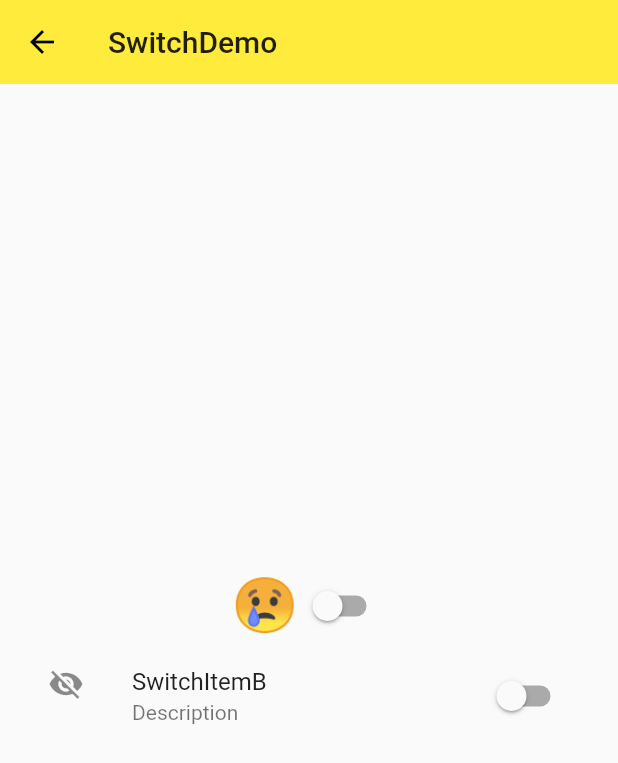
After one commit to CoolestLee707/myFlutter, a Flutter app: the screen it shows after launch, after a tap on "SwitchDemo--开关", on a phone screen of 412 x 824 dp. The commit adds this screen. Shown: the top 763 px of the screen. Run offline on Flutter 3.47's test engine with Material 2 defaults, Android fonts, the phone set to English and light mode, and no system bars.

Commit message:
some StatefulWidgets

```diff
--- a/lib/demo/form_demo.dart
+++ b/lib/demo/form_demo.dart
@@ -4,7 +4,10 @@ class FormDemo extends StatelessWidget {
   @override
   Widget build(BuildContext context) {
     return Scaffold(
-
+      appBar: AppBar(
+        title: Text('FormDemo'),
+        elevation: 0.0,
+      ),
       // body: ThemeDemo(),
       body: Theme(
         data: Theme.of(context).copyWith(
--- a/lib/demo/material_components.dart
+++ b/lib/demo/material_components.dart
@@ -2,6 +2,11 @@ import 'package:flutter/material.dart';
 import './button_demo.dart';
 import './floating_action_button_demo.dart';
 import './popup_menu_button_demo.dart';
+import './form_demo.dart';
+import './checkbox_demo.dart';
+import './radio_demo.dart';
+import './switch_demo.dart';
+import './slider_demo.dart';
 
 class MaterialComponents extends StatelessWidget {
   @override
@@ -14,29 +19,46 @@ class MaterialComponents extends StatelessWidget {
       body: ListView(
         children: <Widget>[
           ListItem(
-            title: 'ButtonDemo',
+            title: 'ButtonDemo---按钮集合',
             page: ButtonDemo(),
           ),
           ListItem(
-            title: 'FloatingActionButton',
+            title: 'FloatingActionButton---悬浮按钮',
             page: FloatingActionButtonDemo(),
           ),
-
           ListItem(
-            title: 'PopupMenuButton',
+            title: 'PopupMenuButton--点击弹出按钮列表',
             page: PopupMenuButtonDemo(),
           ),
+          ListItem(
+            title: 'FormDemo----表单',
+            page: FormDemo(),
+          ),
+
+          // 创建用户输入相关的小部件的演示页面---复选框
+          ListItem(
+            title: 'CheckboxDemo-复选框/带标签与图标的复选框',
+            page: CheckboxDemo(),
+          ),
+          // 单选按钮
+         ListItem(
+            title: 'RadioDemo--单选按钮',
+            page: RadioDemo(),
+          ),
+
+         ListItem(
+            title: 'SwitchDemo--开关',
+            page: SwitchDemo(),
+          ),
+
+         ListItem(
+            title: 'SliderDemo--滑动选择器',
+            page: SliderDemo(),
+          ),
+
         ],
       ),
     );
-  }
-}
-
-
-class _WidgetDemo extends StatelessWidget {
-  @override
-  Widget build(BuildContext context) {
-    return PopupMenuButtonDemo();
   }
 }
 
@@ -54,13 +76,42 @@ class ListItem extends StatelessWidget {
   Widget build(BuildContext context) {
     return ListTile(
       title: Text(title),
-      onTap: () {
-        Navigator.of(context).push(
-          MaterialPageRoute(
-            builder: (BuildContext context) => page,
-          ),
-        );
-      },
+
+      // 1、
+      // onTap: () {
+      //   Navigator.of(context).push(
+      //     MaterialPageRoute(
+      //       builder: (BuildContext context) => page,
+      //     ),
+      //   );
+      // },
+
+      //2
+      onTap: () => Navigator.push(
+          context, MaterialPageRoute(builder: (context) => page)),
     );
   }
 }
+
+
+//模板
+// return Scaffold(
+//       appBar: AppBar(
+//         title: Text("CheckboxDemo"),
+//         elevation: 0.0,
+//       ),
+//       body: Container(
+//         padding: EdgeInsets.all(16.0),
+//         child: Column(
+//           mainAxisAlignment: MainAxisAlignment.center,
+//           children: <Widget>[
+//             Row(
+//               mainAxisAlignment: MainAxisAlignment.center,
+//               children: <Widget>[
+
+//               ],
+//             )
+//           ],
+//         ),
+//       ),
+//     );
--- /dev/null
+++ b/lib/demo/switch_demo.dart
@@ -0,0 +1,59 @@
+import 'package:flutter/material.dart';
+
+class SwitchDemo extends StatefulWidget {
+  @override
+  _SwitchDemoState createState() => _SwitchDemoState();
+}
+
+class _SwitchDemoState extends State<SwitchDemo> {
+
+  bool _switchItemA = false;
+  bool _switchItemB = false;
+
+  @override
+  Widget build(BuildContext context) {
+    return Scaffold(
+      appBar: AppBar(
+        title: Text("SwitchDemo"),
+        elevation: 0.0,
+      ),
+      body: Container(
+        padding: EdgeInsets.all(16.0),
+        child: Column(
+          mainAxisAlignment: MainAxisAlignment.center,
+          children: <Widget>[
+            Row(
+              mainAxisAlignment: MainAxisAlignment.center,
+              children: <Widget>[
+                Text(_switchItemA ? '😀' : '😢',style: TextStyle(fontSize: 35.0),),
+                Switch(
+                  value: _switchItemA,
+                  onChanged: (value){
+                    setState(() {
+                      _switchItemA = value;
+                    });
+                  },
+                  activeColor: Colors.red,
+                )
+              ],
+            ),
+
+            SwitchListTile(
+              value: _switchItemB,
+              title: Text('SwitchItemB'),
+              subtitle: Text('Description'),
+              activeColor: Colors.red,
+              secondary: Icon(_switchItemB ? Icons.visibility : Icons.visibility_off),
+              onChanged: (value){
+                setState(() {
+                   _switchItemB = value;
+                });
+              },
+              selected: _switchItemB,
+            )
+          ],
+        ),
+      ),
+    );
+  }
+}
```
Also changed, not shown: lib/demo/checkbox_demo.dart (added, +62 -0 lines), lib/demo/radio_demo.dart (added, +90 -0 lines), lib/demo/slider_demo.dart (added, +50 -0 lines).
